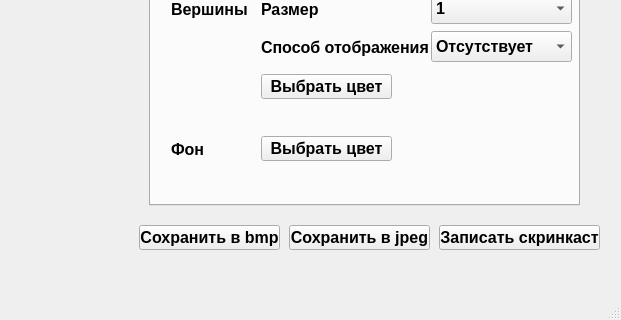
Before: the Qt Designer form src/view/mainwindow.ui in shii-cchi/3D_Viewer_cc, drawn with Qt 5; both pictures show x 451 to 1072 and y 385 to 705 of the 1072 by 705 pixel window.
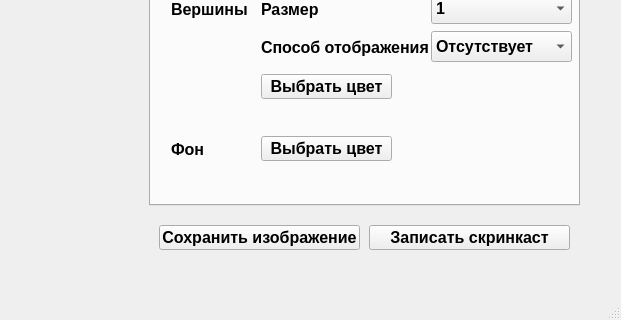
After: the same form once the commit is applied. Custom widgets are drawn as their Qt base class.

```diff
--- a/src/view/mainwindow.ui
+++ b/src/view/mainwindow.ui
@@ -809,9 +809,9 @@
    <widget class="QPushButton" name="pushButton_save_bmp">
     <property name="geometry">
      <rect>
-      <x>590</x>
+      <x>610</x>
       <y>610</y>
-      <width>141</width>
+      <width>201</width>
       <height>25</height>
      </rect>
     </property>
@@ -822,34 +822,15 @@
      </font>
     </property>
     <property name="text">
-     <string>Сохранить в bmp</string>
-    </property>
-   </widget>
-   <widget class="QPushButton" name="pushButton_save_jpeg">
-    <property name="geometry">
-     <rect>
-      <x>740</x>
-      <y>610</y>
-      <width>141</width>
-      <height>25</height>
-     </rect>
-    </property>
-    <property name="font">
-     <font>
-      <pointsize>12</pointsize>
-      <bold>true</bold>
-     </font>
-    </property>
-    <property name="text">
-     <string>Сохранить в jpeg</string>
+     <string>Сохранить изображение</string>
     </property>
    </widget>
    <widget class="QPushButton" name="pushButton_make_screencast">
     <property name="geometry">
      <rect>
-      <x>890</x>
+      <x>820</x>
       <y>610</y>
-      <width>161</width>
+      <width>201</width>
       <height>25</height>
      </rect>
     </property>
```
Left out of the diff: 2 changed lines with no effect on the pictures.
